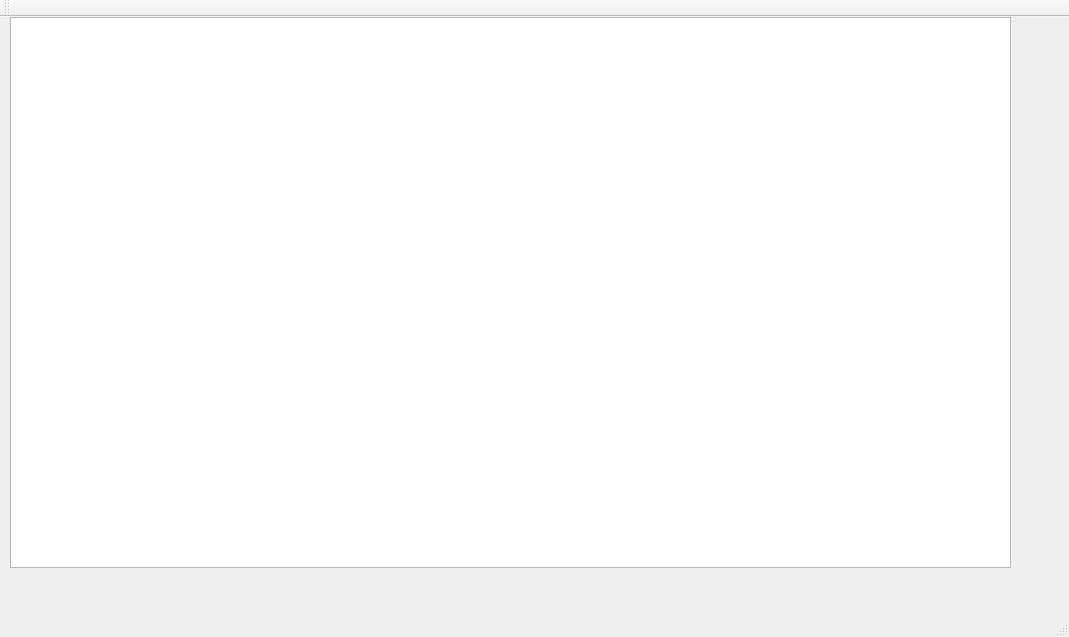
Before: the Qt Designer form Game/mainwindow.ui in Grreen/GAME, drawn with Qt 5.
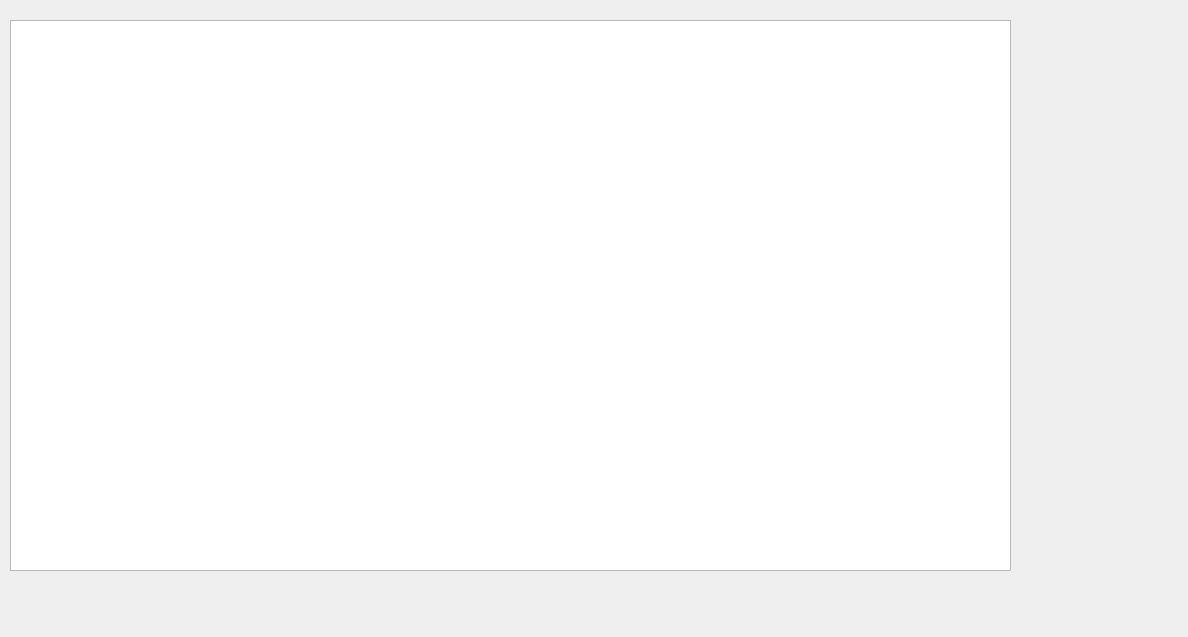
After: the same form once the commit is applied.

Diff of the .ui file:
```diff
--- a/Game/mainwindow.ui
+++ b/Game/mainwindow.ui
@@ -6,7 +6,7 @@
    <rect>
     <x>0</x>
     <y>0</y>
-    <width>1069</width>
+    <width>1188</width>
     <height>637</height>
    </rect>
   </property>
@@ -18,7 +18,7 @@
     <property name="geometry">
      <rect>
       <x>10</x>
-      <y>0</y>
+      <y>20</y>
       <width>1001</width>
       <height>551</height>
      </rect>
@@ -34,25 +34,6 @@
     </property>
    </widget>
   </widget>
-  <widget class="QMenuBar" name="menuBar">
-   <property name="geometry">
-    <rect>
-     <x>0</x>
-     <y>0</y>
-     <width>1069</width>
-     <height>26</height>
-    </rect>
-   </property>
-  </widget>
-  <widget class="QToolBar" name="mainToolBar">
-   <attribute name="toolBarArea">
-    <enum>TopToolBarArea</enum>
-   </attribute>
-   <attribute name="toolBarBreak">
-    <bool>false</bool>
-   </attribute>
-  </widget>
-  <widget class="QStatusBar" name="statusBar"/>
  </widget>
  <layoutdefault spacing="6" margin="11"/>
  <resources/>
```
